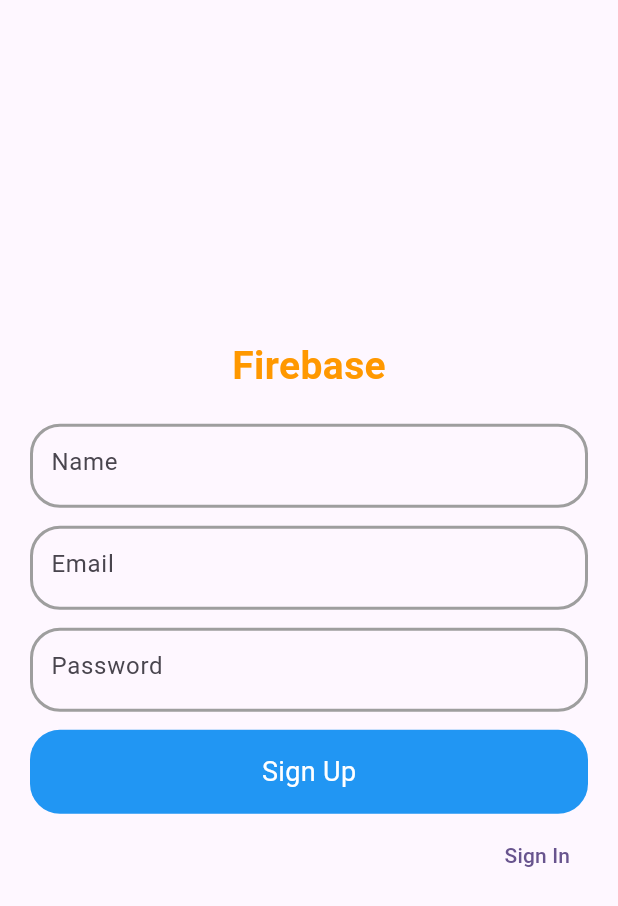
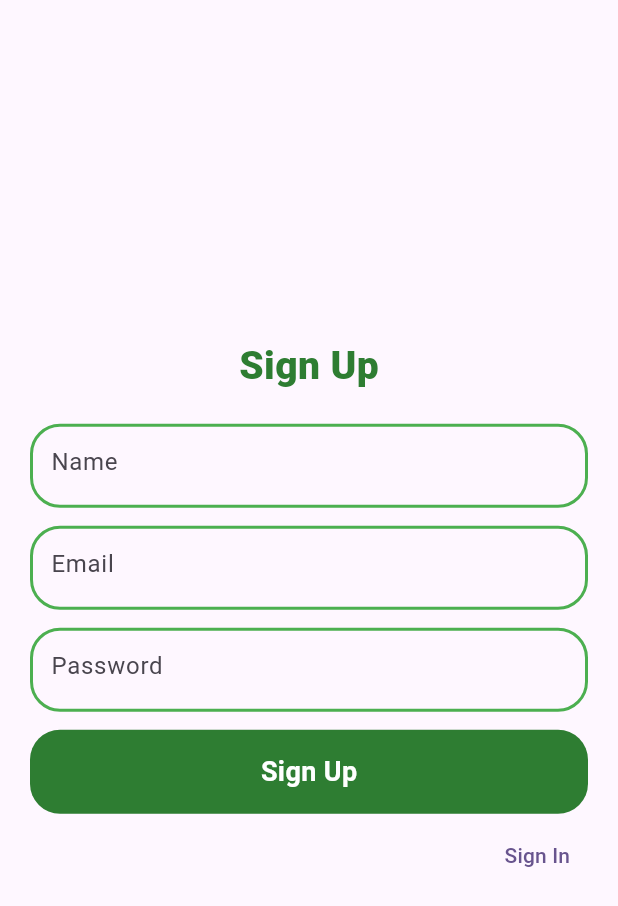
Before and after one commit to Dadaxon-07/firebase, a Flutter app: the screen it shows after launch, after a tap on "Sign Up", on a phone screen of 412 x 824 dp. Shown: the top 906 px of the screen. Run offline on Flutter 3.47's test engine with Material 3 defaults, Android fonts, the phone set to English and light mode, and no system bars; our stand-ins replace firebase_auth, firebase_core; accounts and stored records are empty; network calls fail.

Commit message:
change code

```diff
--- a/lib/main.dart
+++ b/lib/main.dart
@@ -1,3 +1,4 @@
+import 'package:firebase/pages/home_page.dart';
 import 'package:firebase/pages/splash_page.dart';
 import 'package:firebase_core/firebase_core.dart';
 import 'package:flutter/cupertino.dart';
@@ -32,6 +33,9 @@ class MyApp extends StatelessWidget {
         useMaterial3: true,
       ),
       home: SplashPage(),
+      routes: {
+       HomePage.id:(context) => HomePage()
+      },
     );
   }
 }
--- a/lib/pages/home_page.dart
+++ b/lib/pages/home_page.dart
@@ -1,5 +1,6 @@
 import 'package:flutter/material.dart';
 class HomePage extends StatefulWidget {
+  static final String id = 'home_page';
   const HomePage({super.key});
 
   @override
--- a/lib/pages/sign_up_page.dart
+++ b/lib/pages/sign_up_page.dart
@@ -17,11 +17,11 @@ class _SignUpPageState extends State<SignUpPage> {
         crossAxisAlignment: CrossAxisAlignment.center,
         children: [
           Text(
-            'Firebase',
+            'Sign Up',
             style: TextStyle(
-                color: Colors.orange,
+                color: Colors.green.shade800,
                 fontSize: 26,
-                fontWeight: FontWeight.w700),
+                fontWeight: FontWeight.w900),
           ),
           SizedBox(
             height: 20,
@@ -32,7 +32,7 @@ class _SignUpPageState extends State<SignUpPage> {
             padding: EdgeInsets.symmetric(horizontal: 12),
             decoration: BoxDecoration(
                 borderRadius: BorderRadius.circular(20),
-                border: Border.all(width: 2, color: Colors.grey)),
+                border: Border.all(width: 2, color: Colors.green)),
             child: TextField(
               decoration:
                   InputDecoration(hintText: "Name", border: InputBorder.none),
@@ -47,7 +47,7 @@ class _SignUpPageState extends State<SignUpPage> {
             padding: EdgeInsets.symmetric(horizontal: 12),
             decoration: BoxDecoration(
                 borderRadius: BorderRadius.circular(20),
-                border: Border.all(width: 2, color: Colors.grey)),
+                border: Border.all(width: 2, color: Colors.green)),
             child: TextField(
               decoration:
                   InputDecoration(hintText: "Email", border: InputBorder.none),
@@ -62,7 +62,7 @@ class _SignUpPageState extends State<SignUpPage> {
             padding: EdgeInsets.symmetric(horizontal: 12),
             decoration: BoxDecoration(
                 borderRadius: BorderRadius.circular(20),
-                border: Border.all(width: 2, color: Colors.grey)),
+                border: Border.all(width: 2, color: Colors.green)),
             child: TextField(
               decoration: InputDecoration(
                   hintText: "Password", border: InputBorder.none),
@@ -77,11 +77,15 @@ class _SignUpPageState extends State<SignUpPage> {
               margin: EdgeInsets.symmetric(horizontal: 20),
               height: 56,
               decoration: BoxDecoration(
-                  borderRadius: BorderRadius.circular(20), color: Colors.blue),
+                  borderRadius: BorderRadius.circular(20),
+                  color: Colors.green.shade800),
               child: Center(
                 child: Text(
                   "Sign Up",
-                  style: TextStyle(color: Colors.white, fontSize: 18),
+                  style: TextStyle(
+                      color: Colors.white,
+                      fontSize: 18,
+                      fontWeight: FontWeight.bold),
                 ),
               ),
             ),
```
